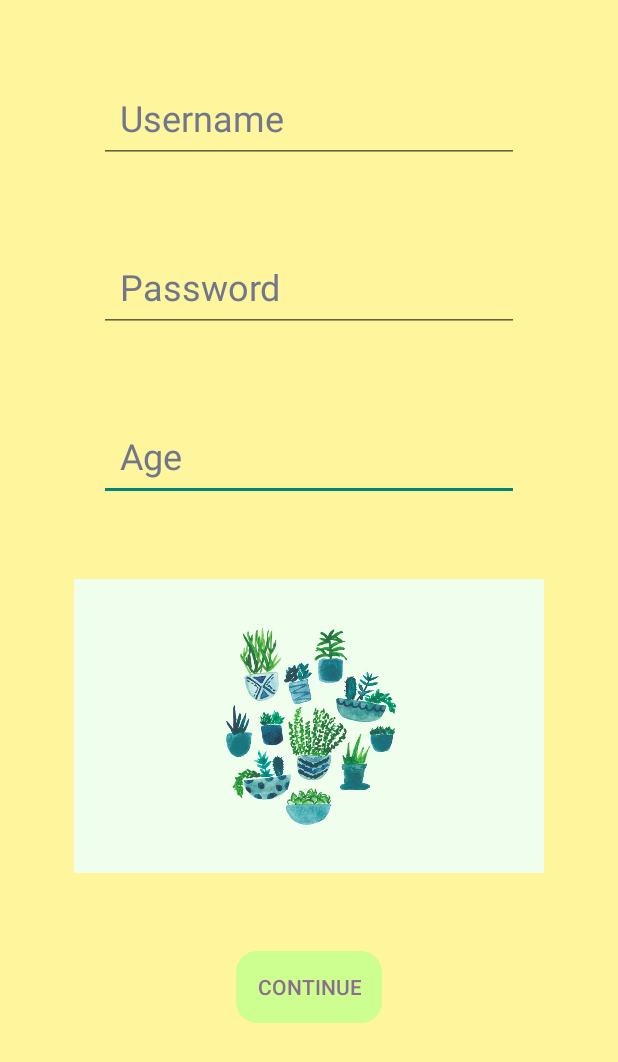
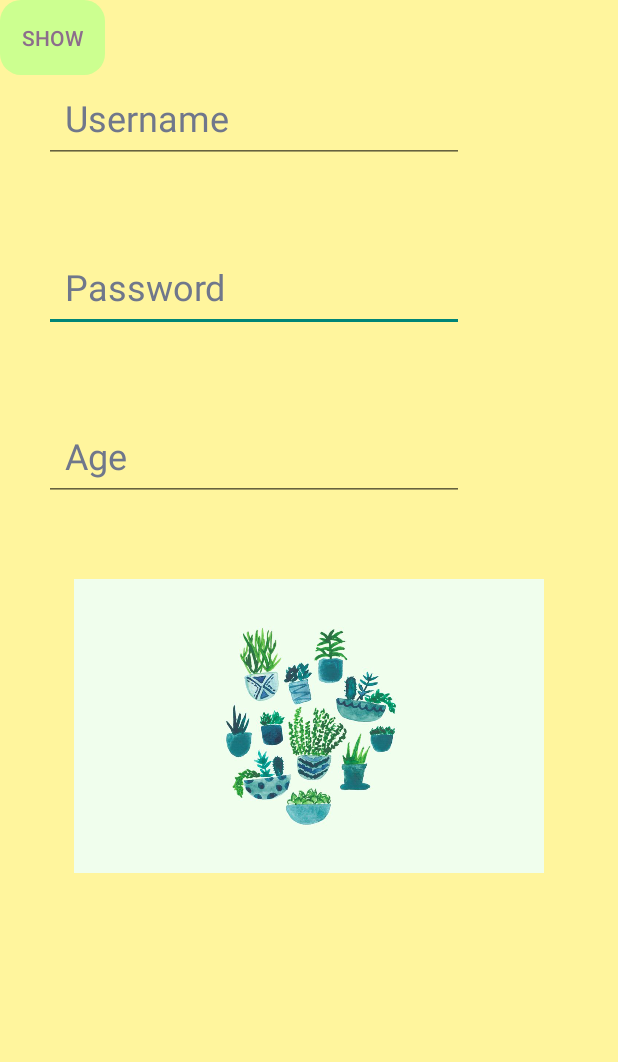
Before and after one commit to angelahe07/ScreenLayoutApp, an Android app: the screen it shows after launch (MainActivity), on a phone screen of 412 x 824 dp. Shown: the top 1062 px of the screen. Run offline under Robolectric (Android 15) with nearby library versions, the phone set to English and light mode, and no system bars; Roboto replaces fonts that are not available here; 1 statement that could not run was skipped.

Commit message:
added button show hide

```diff
--- a/app/src/main/java/com/example/screenlayoutapp/MainActivity.java
+++ b/app/src/main/java/com/example/screenlayoutapp/MainActivity.java
@@ -4,6 +4,8 @@ import androidx.appcompat.app.AppCompatActivity;
 
 import android.content.Intent;
 import android.os.Bundle;
+import android.text.method.HideReturnsTransformationMethod;
+import android.text.method.PasswordTransformationMethod;
 import android.util.Log;
 import android.view.View;
 import android.widget.EditText;
@@ -14,6 +16,16 @@ public class MainActivity extends AppCompatActivity {
     protected void onCreate(Bundle savedInstanceState) {
         super.onCreate(savedInstanceState);
         setContentView(R.layout.activity_main);
+        showHideButton.setOnClickListener {
+            if(showHideButton.text.toString().equals("Show")){
+                pwd.transformationMethod = HideReturnsTransformationMethod.getInstance()
+                showHideButton.text = "Hide";
+            } else{
+                pwd.transformationMethod = PasswordTransformationMethod.getInstance()
+                showHideButton.text = "Show";
+            }
+        }
+
     }
 
     /* Create a method that can be called when the user clicks on the button.
@@ -47,7 +59,6 @@ public class MainActivity extends AppCompatActivity {
         intent1.putExtra("NameText", nameText);
         // launch the new screen
 
-
         startActivity(intent1);
 
     }
--- a/app/src/main/res/layout/activity_main.xml
+++ b/app/src/main/res/layout/activity_main.xml
@@ -8,8 +8,26 @@
     tools:context=".MainActivity">
 
         <EditText
+            android:id="@+id/pwdEditText"
+            android:layout_width="wrap_content"
+            android:layout_height="wrap_content"
+            android:layout_marginTop="@dimen/betweenMargin"
+            android:contextClickable="true"
+            android:ems="10"
+            android:fontFamily="sans-serif"
+            android:hint="Password"
+            android:inputType="textPassword"
+            android:padding="@dimen/padding"
+            android:textColor="@color/forestGreen"
+            android:textColorHint="@color/material_dynamic_secondary50"
+            android:textSize="@dimen/fontSize"
+            app:layout_constraintEnd_toEndOf="@+id/nameEditText"
+            app:layout_constraintHorizontal_bias="1.0"
+            app:layout_constraintStart_toStartOf="parent"
+            app:layout_constraintTop_toBottomOf="@+id/nameEditText" />
+
+        <EditText
             android:id="@+id/ageEditText"
-            android:inputType="number"
             android:layout_width="wrap_content"
             android:layout_height="wrap_content"
             android:layout_marginTop="@dimen/betweenMargin"
@@ -17,6 +35,7 @@
             android:ems="10"
             android:freezesText="true"
             android:hint="Age"
+            android:inputType="number"
             android:padding="@dimen/padding"
             android:textColor="@color/forestGreen"
             android:textColorHint="@color/material_dynamic_secondary50"
@@ -41,48 +60,24 @@
             android:textColorHint="@color/material_dynamic_secondary50"
             android:textSize="@dimen/fontSize"
             app:layout_constraintEnd_toEndOf="parent"
-            app:layout_constraintHorizontal_bias="0.50"
+            app:layout_constraintHorizontal_bias="0.221"
             app:layout_constraintStart_toStartOf="parent"
             app:layout_constraintTop_toTopOf="parent" />
 
-        <EditText
-            android:id="@+id/pwdEditText"
-            android:layout_width="wrap_content"
-            android:layout_height="wrap_content"
-            android:layout_marginTop="@dimen/betweenMargin"
-            android:contextClickable="true"
-            android:ems="10"
-            android:fontFamily="sans-serif"
-            android:hint="Password"
-            android:inputType="textPassword"
-            android:padding="@dimen/padding"
-            android:textColor="@color/forestGreen"
-            android:textColorHint="@color/material_dynamic_secondary50"
-            android:textSize="@dimen/fontSize"
-            app:layout_constraintEnd_toEndOf="@+id/nameEditText"
-            app:layout_constraintHorizontal_bias="1.0"
-            app:layout_constraintStart_toStartOf="parent"
-            app:layout_constraintTop_toBottomOf="@+id/nameEditText" />
-
         <Button
+            android:id="@+id/showHideButton"
+            android:layout_width="70dp"
+            android:layout_height="50dp"
             android:background="@drawable/round_style"
-            android:id="@+id/buttonContinue"
-            android:layout_width="wrap_content"
-            android:layout_height="wrap_content"
-            android:layout_marginTop="@dimen/betweenMargin"
-            android:layout_marginBottom="@dimen/topAndBottomMargin"
+            android:backgroundTint="@color/lightGreen"
             android:onClick="switchScreens"
             android:padding="@dimen/padding"
-            android:text="Continue"
+            android:text="Show"
             android:textColor="@color/material_dynamic_tertiary50"
             android:textColorHighlight="@color/material_dynamic_secondary100"
             android:textColorHint="@color/material_dynamic_neutral_variant100"
-            android:backgroundTint="@color/lightGreen"
-            app:layout_constraintEnd_toEndOf="parent"
-            app:layout_constraintHorizontal_bias="0.50"
-            app:layout_constraintStart_toStartOf="parent"
-            app:layout_constraintTop_toBottomOf="@+id/greenPhoto"
-            app:layout_constraintVertical_bias="0.333" />
+            tools:layout_editor_absoluteX="317dp"
+            tools:layout_editor_absoluteY="160dp" />
 
         <ImageView
             android:background="@drawable/round_style"
```
